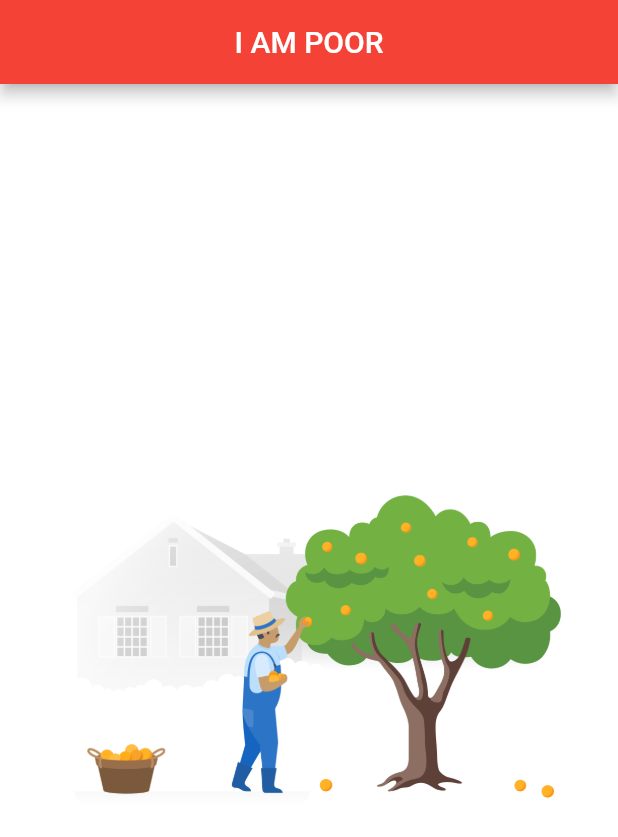
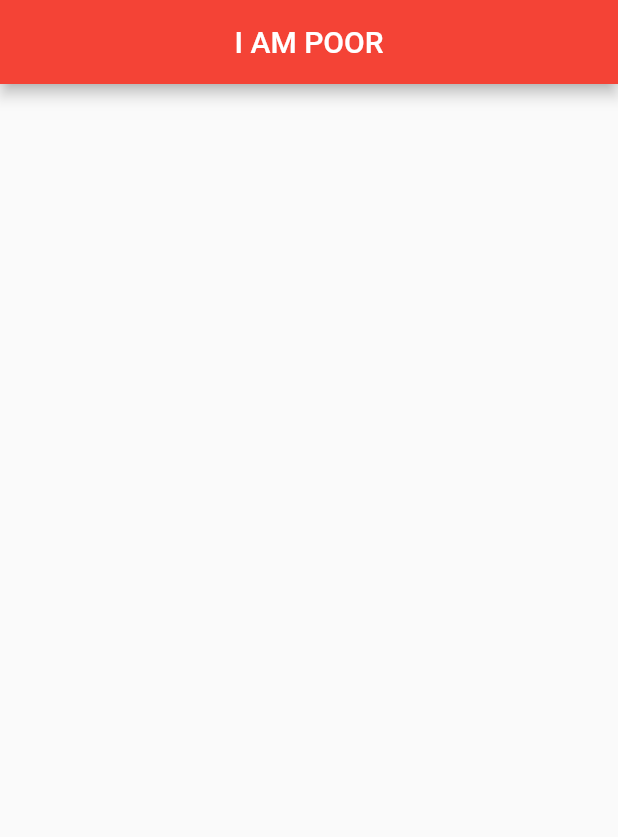
Before and after one commit to Prasen86/flutter_tutorial_app, a Flutter app: the screen it shows after launch, on a phone screen of 412 x 824 dp. Shown: the top 837 px of the screen. Run offline on Flutter 3.47's test engine with Material 2 defaults, Android fonts, the phone set to English and light mode, and no system bars.

Commit message:
Trial I am Poor

```diff
--- a/lib/main.dart
+++ b/lib/main.dart
@@ -17,15 +17,7 @@ class HomePage extends StatefulWidget {
 }
 
 Widget _bodyWidget() {
-  return new Container(
-    color: Colors.white,
-    child: Center(
-      child: new Image(
-        image: AssetImage("assets/images/iampoor.png"),
-        fit: BoxFit.fill,
-      ),
-    ),
-  );
+  return new Container();
 }
 
 class _HomePageState extends State<HomePage> {
```
